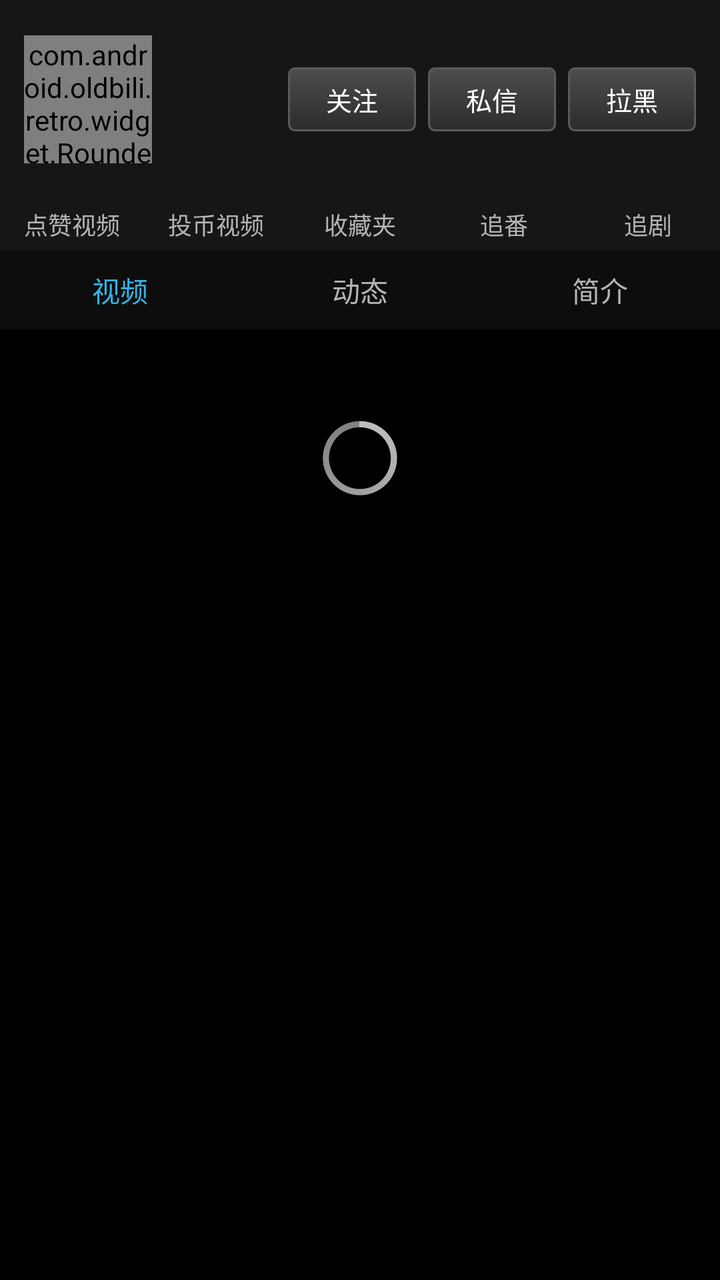
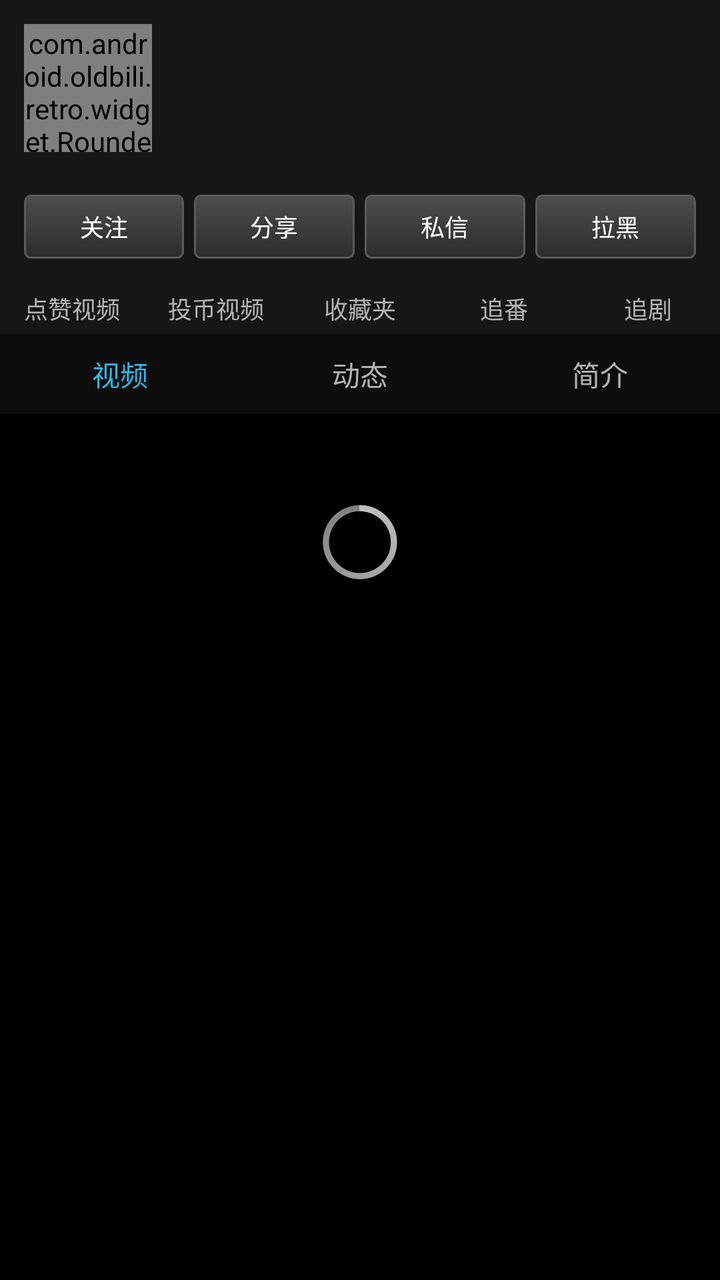

Before-and-after screenshots of an Android layout around one commit, followed by the original layout XML and the change that was made.
<!-- AndroidManifest.xml: application theme AppTheme -->
<!-- res/layout/activity_user.xml -->
<?xml version="1.0" encoding="utf-8"?>
<LinearLayout xmlns:android="http://schemas.android.com/apk/res/android"
    android:layout_width="match_parent"
    android:layout_height="match_parent"
    android:orientation="vertical">

    
    <LinearLayout
        android:layout_width="match_parent"
        android:layout_height="wrap_content"
        android:orientation="horizontal"
        android:gravity="center_vertical"
        android:padding="12dp"
        android:background="#161616">

        <com.android.oldbili.retro.widget.RoundedImageView
            android:id="@+id/avatar"
            android:layout_width="@dimen/avatar_big"
            android:layout_height="@dimen/avatar_big"
            android:src="@drawable/ic_avatar_default" />

        <LinearLayout
            android:layout_width="0dp"
            android:layout_height="wrap_content"
            android:layout_weight="1"
            android:orientation="vertical"
            android:layout_marginLeft="10dp">

            <TextView
                android:id="@+id/name"
                android:layout_width="match_parent"
                android:layout_height="wrap_content"
                android:singleLine="true"
                android:ellipsize="end"
                android:textColor="@color/text_primary"
                android:textSize="16sp"
                android:textStyle="bold" />

            <TextView
                android:id="@+id/uid"
                android:layout_width="match_parent"
                android:layout_height="wrap_content"
                android:layout_marginTop="2dp"
                android:textColor="@color/text_tertiary"
                android:textSize="11sp" />

            <TextView
                android:id="@+id/stats"
                android:layout_width="match_parent"
                android:layout_height="wrap_content"
                android:layout_marginTop="4dp"
                android:textColor="@color/text_tertiary"
                android:textSize="12sp" />

            <TextView
                android:id="@+id/sign"
                android:layout_width="match_parent"
                android:layout_height="wrap_content"
                android:layout_marginTop="2dp"
                android:maxLines="2"
                android:ellipsize="end"
                android:textColor="@color/text_secondary"
                android:textSize="11sp" />
        </LinearLayout>

        <Button
            android:id="@+id/btn_follow"
            style="@style/RetroButton.Small"
            android:layout_width="wrap_content"
            android:layout_height="wrap_content"
            android:text="@string/follow" />

        <Button
            android:id="@+id/btn_message"
            style="@style/RetroButton.Small"
            android:layout_width="wrap_content"
            android:layout_height="wrap_content"
            android:layout_marginLeft="6dp"
            android:text="@string/send_msg" />

        <Button
            android:id="@+id/btn_blacklist"
            style="@style/RetroButton.Small"
            android:layout_width="wrap_content"
            android:layout_height="wrap_content"
            android:layout_marginLeft="6dp"
            android:text="拉黑" />
    </LinearLayout>

    
    <LinearLayout
        android:layout_width="match_parent"
        android:layout_height="wrap_content"
        android:orientation="horizontal"
        android:background="#161616"
        android:paddingTop="4dp"
        android:paddingBottom="4dp">

        <TextView
            android:id="@+id/entry_like"
            android:layout_width="0dp"
            android:layout_height="wrap_content"
            android:layout_weight="1"
            android:gravity="center"
            android:clickable="true"
            android:text="点赞视频"
            android:textColor="@color/text_secondary"
            android:textSize="12sp" />

        <TextView
            android:id="@+id/entry_coin"
            android:layout_width="0dp"
            android:layout_height="wrap_content"
            android:layout_weight="1"
            android:gravity="center"
            android:clickable="true"
            android:text="投币视频"
            android:textColor="@color/text_secondary"
            android:textSize="12sp" />

        <TextView
            android:id="@+id/entry_favs"
            android:layout_width="0dp"
            android:layout_height="wrap_content"
            android:layout_weight="1"
            android:gravity="center"
            android:clickable="true"
            android:text="收藏夹"
            android:textColor="@color/text_secondary"
            android:textSize="12sp" />

        <TextView
            android:id="@+id/entry_bangumi"
            android:layout_width="0dp"
            android:layout_height="wrap_content"
            android:layout_weight="1"
            android:gravity="center"
            android:clickable="true"
            android:text="追番"
            android:textColor="@color/text_secondary"
            android:textSize="12sp" />

        <TextView
            android:id="@+id/entry_tv"
            android:layout_width="0dp"
            android:layout_height="wrap_content"
            android:layout_weight="1"
            android:gravity="center"
            android:clickable="true"
            android:text="追剧"
            android:textColor="@color/text_secondary"
            android:textSize="12sp" />
    </LinearLayout>

    
    <LinearLayout
        android:id="@+id/tab_row"
        android:layout_width="match_parent"
        android:layout_height="40dp"
        android:orientation="horizontal"
        android:background="#0d0d0d">

        <TextView
            android:id="@+id/tab_videos"
            android:layout_width="0dp"
            android:layout_height="match_parent"
            android:layout_weight="1"
            android:gravity="center"
            android:text="@string/space_videos"
            android:textColor="@color/holo_blue_light"
            android:textSize="14sp" />

        <TextView
            android:id="@+id/tab_dynamic"
            android:layout_width="0dp"
            android:layout_height="match_parent"
            android:layout_weight="1"
            android:gravity="center"
            android:text="@string/space_dynamic"
            android:textColor="@color/text_secondary"
            android:textSize="14sp" />

        <TextView
            android:id="@+id/tab_intro"
            android:layout_width="0dp"
            android:layout_height="match_parent"
            android:layout_weight="1"
            android:gravity="center"
            android:text="@string/space_intro"
            android:textColor="@color/text_secondary"
            android:textSize="14sp" />
    </LinearLayout>

    <FrameLayout
        android:layout_width="match_parent"
        android:layout_height="0dp"
        android:layout_weight="1">

        <include
            android:id="@+id/user_list"
            layout="@layout/widget_list_page" />

        <ScrollView
            android:id="@+id/intro_scroll"
            android:layout_width="match_parent"
            android:layout_height="match_parent"
            android:visibility="gone">

            <TextView
                android:id="@+id/intro_text"
                android:layout_width="match_parent"
                android:layout_height="wrap_content"
                android:padding="12dp"
                android:textColor="@color/text_secondary"
                android:textSize="13sp" />
        </ScrollView>
    </FrameLayout>
</LinearLayout>
<!-- res/layout/widget_list_page.xml (included above) -->
<?xml version="1.0" encoding="utf-8"?>
<LinearLayout xmlns:android="http://schemas.android.com/apk/res/android"
    android:layout_width="match_parent"
    android:layout_height="match_parent"
    android:orientation="vertical">

    <ListView
        android:id="@+id/list_view"
        android:layout_width="match_parent"
        android:layout_height="0dp"
        android:layout_weight="1"
        android:visibility="gone" />

    <ProgressBar
        android:id="@+id/progress_bar"
        android:layout_width="wrap_content"
        android:layout_height="wrap_content"
        android:layout_gravity="center"
        android:layout_marginTop="40dp" />

    <LinearLayout
        android:id="@+id/empty_layout"
        android:layout_width="match_parent"
        android:layout_height="wrap_content"
        android:orientation="vertical"
        android:gravity="center"
        android:padding="40dp"
        android:visibility="gone">

        <TextView
            android:id="@+id/empty_text"
            android:layout_width="wrap_content"
            android:layout_height="wrap_content"
            android:text="@string/empty"
            android:textColor="@color/text_secondary"
            android:textSize="15sp" />
    </LinearLayout>

    <LinearLayout
        android:id="@+id/error_layout"
        android:layout_width="match_parent"
        android:layout_height="wrap_content"
        android:orientation="vertical"
        android:gravity="center"
        android:padding="40dp"
        android:visibility="gone">

        <TextView
            android:id="@+id/error_text"
            android:layout_width="wrap_content"
            android:layout_height="wrap_content"
            android:text="@string/load_failed"
            android:textColor="@color/text_secondary"
            android:textSize="15sp" />

        <Button
            android:id="@+id/retry_button"
            style="@style/RetroButton.Small"
            android:layout_width="wrap_content"
            android:layout_height="wrap_content"
            android:layout_marginTop="12dp"
            android:text="@string/click_retry" />
    </LinearLayout>
</LinearLayout>
<!-- resources referenced by this layout -->
<resources>
  <color name="holo_blue_light">#33b5e5</color>
  <color name="text_primary">#ffffff</color>
  <color name="text_secondary">#b3b3b3</color>
  <color name="text_tertiary">#7f7f7f</color>
  <dimen name="avatar_big">64dp</dimen>
  <!-- drawable ic_avatar_default: png bitmap (drawable-hdpi, 1381 bytes) -->
  <string name="click_retry">点击重试</string>
  <string name="empty">这里空空如也</string>
  <string name="follow">关注</string>
  <string name="load_failed">加载失败</string>
  <string name="send_msg">私信</string>
  <string name="space_dynamic">动态</string>
  <string name="space_intro">简介</string>
  <string name="space_videos">视频</string>
  <style name="RetroButton.Small">
          <item name="android:minHeight">32dp</item>
          <item name="android:textSize">13sp</item>
          <item name="android:paddingLeft">10dp</item>
          <item name="android:paddingRight">10dp</item>
      </style>
  <style name="AppTheme" parent="@android:style/Theme.Black.NoTitleBar">
          <item name="android:windowBackground">@color/window_bg</item>
          <item name="android:textColorPrimary">@color/text_primary</item>
          <item name="android:textColorSecondary">@color/text_secondary</item>
          <item name="android:listViewStyle">@style/RetroListView</item>
      </style>
  <color name="window_bg">#000000</color>
  <style name="RetroListView" parent="@android:style/Widget.ListView">
          <item name="android:background">@color/page_bg</item>
          <item name="android:divider">@color/list_divider</item>
          <item name="android:dividerHeight">1px</item>
          <item name="android:cacheColorHint">@color/page_bg</item>
          <item name="android:scrollbars">vertical</item>
          <item name="android:fadingEdge">none</item>
          <item name="android:overScrollMode">never</item>
      </style>
  <color name="page_bg">#101010</color>
  <color name="list_divider">#33262626</color>
</resources>

<!-- the commit's change to res/layout/activity_user.xml (unified diff, before → after) -->
@@ -3,88 +3,121 @@
     android:layout_width="match_parent"
     android:layout_height="match_parent"
     android:orientation="vertical">
-
-    
-    <LinearLayout
-        android:layout_width="match_parent"
-        android:layout_height="wrap_content"
-        android:orientation="horizontal"
-        android:gravity="center_vertical"
+<LinearLayout
+        android:layout_width="match_parent"
+        android:layout_height="wrap_content"
+        android:orientation="vertical"
         android:padding="12dp"
         android:background="#161616">
 
-        <com.android.oldbili.retro.widget.RoundedImageView
-            android:id="@+id/avatar"
-            android:layout_width="@dimen/avatar_big"
-            android:layout_height="@dimen/avatar_big"
-            android:src="@drawable/ic_avatar_default" />
-
+        
         <LinearLayout
-            android:layout_width="0dp"
-            android:layout_height="wrap_content"
-            android:layout_weight="1"
-            android:orientation="vertical"
-            android:layout_marginLeft="10dp">
-
-            <TextView
-                android:id="@+id/name"
-                android:layout_width="match_parent"
-                android:layout_height="wrap_content"
-                android:singleLine="true"
-                android:ellipsize="end"
-                android:textColor="@color/text_primary"
-                android:textSize="16sp"
-                android:textStyle="bold" />
-
-            <TextView
-                android:id="@+id/uid"
-                android:layout_width="match_parent"
-                android:layout_height="wrap_content"
-                android:layout_marginTop="2dp"
-                android:textColor="@color/text_tertiary"
-                android:textSize="11sp" />
-
-            <TextView
-                android:id="@+id/stats"
-                android:layout_width="match_parent"
-                android:layout_height="wrap_content"
-                android:layout_marginTop="4dp"
-                android:textColor="@color/text_tertiary"
+            android:layout_width="match_parent"
+            android:layout_height="wrap_content"
+            android:orientation="horizontal"
+            android:gravity="top">
+
+            <com.android.oldbili.retro.widget.RoundedImageView
+                android:id="@+id/avatar"
+                android:layout_width="@dimen/avatar_big"
+                android:layout_height="@dimen/avatar_big"
+                android:src="@drawable/ic_avatar_default" />
+
+            <LinearLayout
+                android:layout_width="0dp"
+                android:layout_height="wrap_content"
+                android:layout_weight="1"
+                android:layout_marginLeft="10dp"
+                android:orientation="vertical">
+
+                <TextView
+                    android:id="@+id/name"
+                    android:layout_width="match_parent"
+                    android:layout_height="wrap_content"
+                    android:singleLine="true"
+                    android:ellipsize="end"
+                    android:textColor="@color/text_primary"
+                    android:textSize="16sp"
+                    android:textStyle="bold" />
+
+                <TextView
+                    android:id="@+id/uid"
+                    android:layout_width="match_parent"
+                    android:layout_height="wrap_content"
+                    android:layout_marginTop="2dp"
+                    android:textColor="@color/text_tertiary"
+                    android:textSize="11sp" />
+
+                <TextView
+                    android:id="@+id/stats"
+                    android:layout_width="match_parent"
+                    android:layout_height="wrap_content"
+                    android:layout_marginTop="4dp"
+                    android:textColor="@color/text_tertiary"
+                    android:textSize="12sp" />
+
+                <TextView
+                    android:id="@+id/sign"
+                    android:layout_width="match_parent"
+                    android:layout_height="wrap_content"
+                    android:layout_marginTop="2dp"
+                    android:maxLines="2"
+                    android:ellipsize="end"
+                    android:textColor="@color/text_secondary"
+                    android:textSize="11sp" />
+            </LinearLayout>
+        </LinearLayout>
+
+        
+        <LinearLayout
+            android:layout_width="match_parent"
+            android:layout_height="wrap_content"
+            android:layout_marginTop="10dp"
+            android:orientation="horizontal">
+
+            <Button
+                android:id="@+id/btn_follow"
+                style="@style/RetroButton.Small"
+                android:layout_width="0dp"
+                android:layout_height="wrap_content"
+                android:layout_weight="1"
+                android:minWidth="0dp"
+                android:text="@string/follow"
                 android:textSize="12sp" />
 
-            <TextView
-                android:id="@+id/sign"
-                android:layout_width="match_parent"
-                android:layout_height="wrap_content"
-                android:layout_marginTop="2dp"
-                android:maxLines="2"
-                android:ellipsize="end"
-                android:textColor="@color/text_secondary"
-                android:textSize="11sp" />
+            <Button
+                android:id="@+id/btn_share_space"
+                style="@style/RetroButton.Small"
+                android:layout_width="0dp"
+                android:layout_height="wrap_content"
+                android:layout_weight="1"
+                android:layout_marginLeft="5dp"
+                android:minWidth="0dp"
+                android:text="分享"
+                android:textSize="12sp" />
+
+            <Button
+                android:id="@+id/btn_message"
+                style="@style/RetroButton.Small"
+                android:layout_width="0dp"
+                android:layout_height="wrap_content"
+                android:layout_weight="1"
+                android:layout_marginLeft="5dp"
+                android:minWidth="0dp"
+                android:text="@string/send_msg"
+                android:textSize="12sp" />
+
+            <Button
+                android:id="@+id/btn_blacklist"
+                style="@style/RetroButton.Small"
+                android:layout_width="0dp"
+                android:layout_height="wrap_content"
+                android:layout_weight="1"
+                android:layout_marginLeft="5dp"
+                android:minWidth="0dp"
+                android:text="拉黑"
+                android:textSize="12sp" />
         </LinearLayout>
-
-        <Button
-            android:id="@+id/btn_follow"
-            style="@style/RetroButton.Small"
-            android:layout_width="wrap_content"
-            android:layout_height="wrap_content"
-            android:text="@string/follow" />
-
-        <Button
-            android:id="@+id/btn_message"
-            style="@style/RetroButton.Small"
-            android:layout_width="wrap_content"
-            android:layout_height="wrap_content"
-            android:layout_marginLeft="6dp"
-            android:text="@string/send_msg" />
-
-        <Button
-            android:id="@+id/btn_blacklist"
-            style="@style/RetroButton.Small"
-            android:layout_width="wrap_content"
-            android:layout_height="wrap_content"
-            android:layout_marginLeft="6dp"
-            android:text="拉黑" />
     </LinearLayout>
 
     
